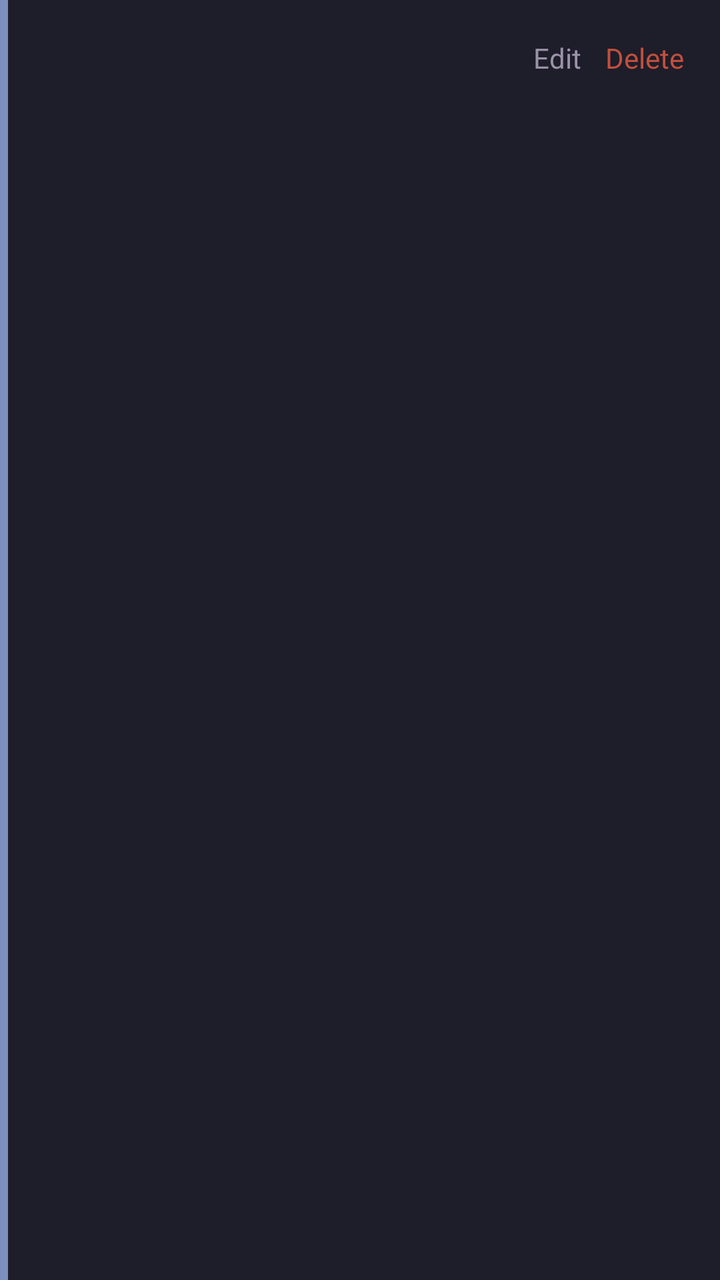
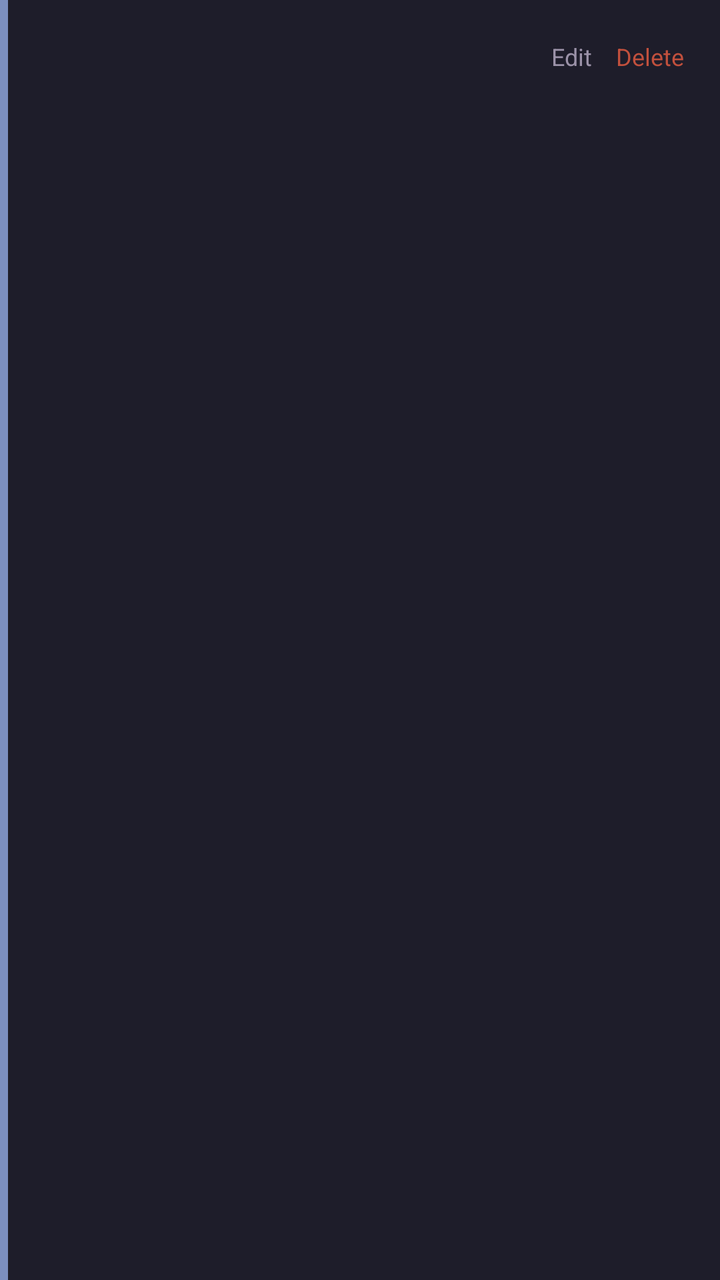

Screens rendered from an Android XML layout before and after an edit, with the pre-edit source and the edit as a unified diff.
<!-- AndroidManifest.xml: application theme Theme.WanderersGrimoire -->
<!-- res/layout/item_row.xml -->
<?xml version="1.0" encoding="utf-8"?>
<LinearLayout xmlns:android="http://schemas.android.com/apk/res/android"
    android:layout_width="match_parent"
    android:layout_height="wrap_content"
    android:orientation="horizontal"
    android:background="@color/paper2"
    android:layout_marginBottom="10dp">

    <View
        android:id="@+id/typeStrip"
        android:layout_width="4dp"
        android:layout_height="match_parent"
        android:background="@color/note" />

    <LinearLayout
        android:layout_width="0dp"
        android:layout_weight="1"
        android:layout_height="wrap_content"
        android:orientation="vertical"
        android:padding="12dp">

        <LinearLayout
            android:layout_width="match_parent"
            android:layout_height="wrap_content"
            android:orientation="horizontal"
            android:gravity="center_vertical">

            <CheckBox
                android:id="@+id/taskCheck"
                android:layout_width="wrap_content"
                android:layout_height="wrap_content"
                android:visibility="gone" />

            <TextView
                android:id="@+id/itemTitle"
                android:layout_width="0dp"
                android:layout_height="wrap_content"
                android:layout_weight="1"
                android:textStyle="bold"
                android:textColor="@color/ink"
                android:textSize="16sp" />

            <TextView
                android:id="@+id/starBtn"
                android:layout_width="wrap_content"
                android:layout_height="wrap_content"
                android:textColor="@color/gold"
                android:textSize="16sp"
                android:padding="6dp"
                android:clickable="true"
                android:focusable="true" />

            <TextView
                android:id="@+id/editBtn"
                android:layout_width="wrap_content"
                android:layout_height="wrap_content"
                android:text="Edit"
                android:textColor="@color/ink_dim"
                android:padding="6dp"
                android:clickable="true"
                android:focusable="true" />

            <TextView
                android:id="@+id/deleteBtn"
                android:layout_width="wrap_content"
                android:layout_height="wrap_content"
                android:text="Delete"
                android:textColor="@color/danger"
                android:padding="6dp"
                android:clickable="true"
                android:focusable="true" />
        </LinearLayout>

        <ImageView
            android:id="@+id/itemImage"
            android:layout_width="match_parent"
            android:layout_height="160dp"
            android:layout_marginTop="8dp"
            android:scaleType="centerCrop"
            android:adjustViewBounds="true"
            android:visibility="gone" />

        <TextView
            android:id="@+id/itemSubtitle"
            android:layout_width="match_parent"
            android:layout_height="wrap_content"
            android:textColor="@color/ink_dim"
            android:textSize="12sp"
            android:textStyle="bold"
            android:layout_marginTop="6dp"
            android:visibility="gone" />

        <TextView
            android:id="@+id/itemBody"
            android:layout_width="match_parent"
            android:layout_height="wrap_content"
            android:textColor="@color/ink_dim"
            android:layout_marginTop="4dp"
            android:visibility="gone" />

        <LinearLayout
            android:layout_width="match_parent"
            android:layout_height="wrap_content"
            android:orientation="horizontal"
            android:gravity="center_vertical"
            android:layout_marginTop="8dp">

            <TextView
                android:id="@+id/itemFolderTag"
                android:layout_width="0dp"
                android:layout_height="wrap_content"
                android:layout_weight="1"
                android:textColor="@color/ink_dim"
                android:textSize="12sp"
                android:visibility="gone" />

            <TextView
                android:id="@+id/itemTime"
                android:layout_width="wrap_content"
                android:layout_height="wrap_content"
                android:textColor="@color/ink_dim"
                android:textSize="11sp" />

        </LinearLayout>

    </LinearLayout>

</LinearLayout>
<!-- resources referenced by this layout -->
<resources>
  <color name="danger">#C1503D</color>
  <color name="gold">#D4AF6A</color>
  <color name="ink">#EDE3C8</color>
  <color name="ink_dim">#9B92A8</color>
  <color name="note">#7C8FBF</color>
  <color name="paper2">#1E1D2A</color>
  <style name="Theme.WanderersGrimoire" parent="Theme.Material3.DayNight.NoActionBar">
          <item name="colorPrimary">@color/gold</item>
          <item name="android:windowBackground">@color/paper</item>
          <item name="android:statusBarColor">@color/paper</item>
          <item name="android:windowLightStatusBar">false</item>
      </style>
  <color name="paper">#14131C</color>
</resources>

<!-- the commit's change to res/layout/item_row.xml (unified diff, before → after) -->
@@ -4,7 +4,7 @@
     android:layout_height="wrap_content"
     android:orientation="horizontal"
     android:background="@color/paper2"
-    android:layout_marginBottom="10dp">
+    android:layout_marginBottom="8dp">
 
     <View
         android:id="@+id/typeStrip"
@@ -38,14 +38,14 @@
                 android:layout_weight="1"
                 android:textStyle="bold"
                 android:textColor="@color/ink"
-                android:textSize="16sp" />
+                android:textSize="15sp" />
 
             <TextView
                 android:id="@+id/starBtn"
                 android:layout_width="wrap_content"
                 android:layout_height="wrap_content"
                 android:textColor="@color/gold"
-                android:textSize="16sp"
+                android:textSize="15sp"
                 android:padding="6dp"
                 android:clickable="true"
                 android:focusable="true" />
@@ -56,6 +56,7 @@
                 android:layout_height="wrap_content"
                 android:text="Edit"
                 android:textColor="@color/ink_dim"
+                android:textSize="12sp"
                 android:padding="6dp"
                 android:clickable="true"
                 android:focusable="true" />
@@ -66,19 +67,11 @@
                 android:layout_height="wrap_content"
                 android:text="Delete"
                 android:textColor="@color/danger"
+                android:textSize="12sp"
                 android:padding="6dp"
                 android:clickable="true"
                 android:focusable="true" />
         </LinearLayout>
-
-        <ImageView
-            android:id="@+id/itemImage"
-            android:layout_width="match_parent"
-            android:layout_height="160dp"
-            android:layout_marginTop="8dp"
-            android:scaleType="centerCrop"
-            android:adjustViewBounds="true"
-            android:visibility="gone" />
 
         <TextView
             android:id="@+id/itemSubtitle"
@@ -87,7 +80,7 @@
             android:textColor="@color/ink_dim"
             android:textSize="12sp"
             android:textStyle="bold"
-            android:layout_marginTop="6dp"
+            android:layout_marginTop="4dp"
             android:visibility="gone" />
 
         <TextView
@@ -95,6 +88,7 @@
             android:layout_width="match_parent"
             android:layout_height="wrap_content"
             android:textColor="@color/ink_dim"
+            android:textSize="13sp"
             android:layout_marginTop="4dp"
             android:visibility="gone" />
 
@@ -103,7 +97,7 @@
             android:layout_height="wrap_content"
             android:orientation="horizontal"
             android:gravity="center_vertical"
-            android:layout_marginTop="8dp">
+            android:layout_marginTop="6dp">
 
             <TextView
                 android:id="@+id/itemFolderTag"
@@ -111,7 +105,7 @@
                 android:layout_height="wrap_content"
                 android:layout_weight="1"
                 android:textColor="@color/ink_dim"
-                android:textSize="12sp"
+                android:textSize="11sp"
                 android:visibility="gone" />
 
             <TextView
<!-- resource entries referenced after the edit -->
@@ -11,6 +11,8 @@
           <item name="android:windowBackground">@color/paper</item>
           <item name="android:statusBarColor">@color/paper</item>
           <item name="android:windowLightStatusBar">false</item>
+          <item name="android:navigationBarColor">@color/paper</item>
+          <item name="android:windowLightNavigationBar">false</item>
       </style>
   <color name="paper">#14131C</color>
 </resources>
